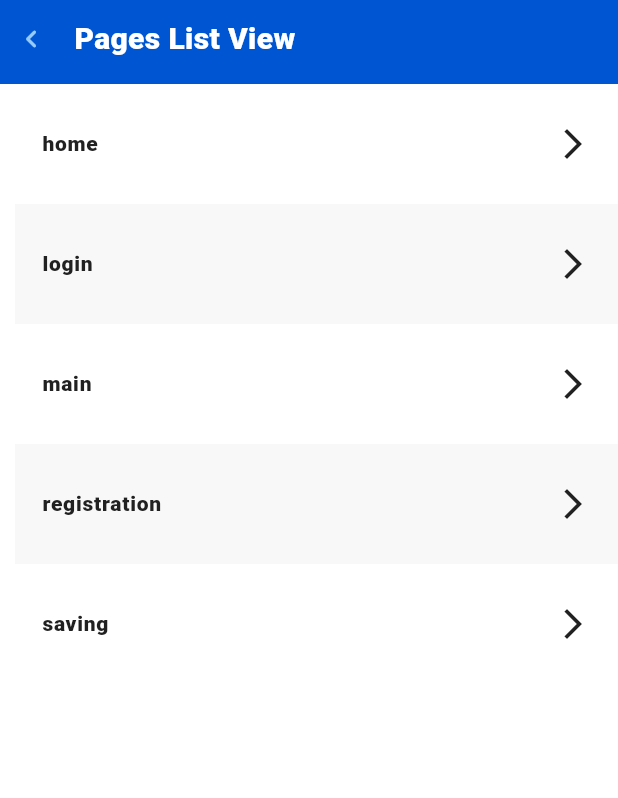
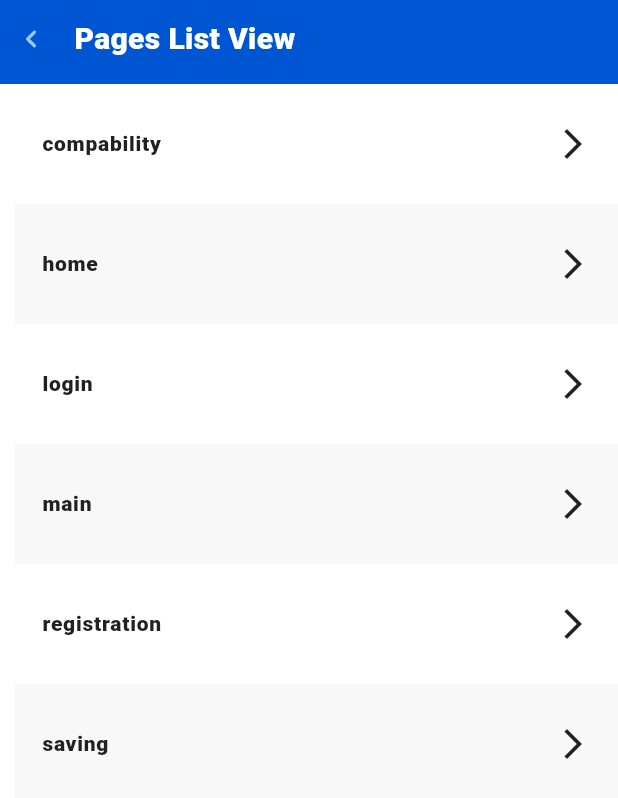
Before and after one commit to MirzaMlna/experiment, a Flutter app: the PagesListView screen opened by its route, on a phone screen of 412 x 824 dp. Shown: the top 798 px of the screen. Run offline on Flutter 3.47's test engine with Material 3 defaults, Android fonts, the phone set to English and light mode, and no system bars; our stand-ins replace get_it; Roboto replaces fonts that are missing (Manrope).

Commit message:
add route

```diff
--- a/lib/app/routes/routes.dart
+++ b/lib/app/routes/routes.dart
@@ -1,5 +1,6 @@
 import 'package:flutter/material.dart';
 import 'package:flutter/widgets.dart';
+import 'package:mobile_user/views/compability_test/compability_test_view.dart';
 
 import 'package:mobile_user/views/dev/dev_view.dart';
 import 'package:mobile_user/views/home/home_view.dart';
@@ -19,5 +20,6 @@ class AppRoutes {
     HomeView.routeName: (context) => const HomeView(),
     MainView.routeName: (context) => const MainView(),
     SavingsView.routeName: (context) => const SavingsView(),
+    CompabilityTestView.routeName: (context) => const CompabilityTestView(),
   };
 }
--- a/lib/views/compability_test/compability_test_view.dart
+++ b/lib/views/compability_test/compability_test_view.dart
@@ -3,6 +3,7 @@ import 'package:mobile_user/widgets/app_appbar.dart';
 
 class CompabilityTestView extends StatefulWidget {
   const CompabilityTestView({super.key});
+  static const routeName = '/compability';
 
   @override
   State<CompabilityTestView> createState() => _CompabilityTestViewState();
--- a/lib/views/main/main_view.dart
+++ b/lib/views/main/main_view.dart
@@ -33,7 +33,7 @@ class _MainViewState extends State<MainView> {
           shape:
               RoundedRectangleBorder(borderRadius: BorderRadius.circular(100)),
           onPressed: () {
-            Navigator.pushNamed(context, '/login');
+            Navigator.pushNamed(context, '/compability');
           },
           child: const Icon(
             Icons.emoji_emotions,
--- a/lib/widgets/app_appbar.dart
+++ b/lib/widgets/app_appbar.dart
@@ -62,7 +62,7 @@ class AppAppbar extends StatelessWidget implements PreferredSizeWidget {
       titleTextStyle:
           titleTextStyle ?? AppTextStyle.heading5(color: AppColors.white),
       systemOverlayStyle: systemOverlayStyle,
-      backgroundColor: backgroundColor,
+      backgroundColor: backgroundColor ?? AppColors.primary,
     );
   }
 
```
